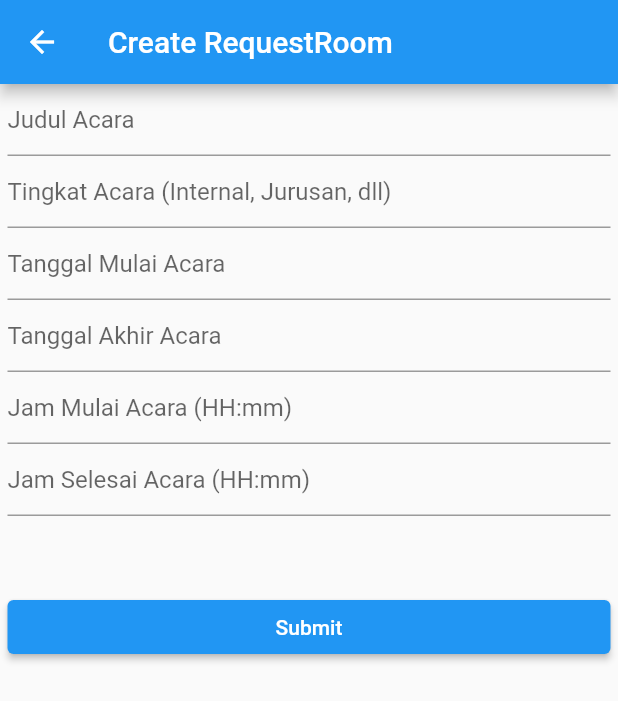
After one commit to igumanof22/rms_ui, a Flutter app: the CreateRequestRoomScreen screen opened directly, on a phone screen of 412 x 824 dp. The commit adds this screen. Shown: the top 701 px of the screen. Run offline on Flutter 3.47's test engine with Material 2 defaults, Android fonts, the phone set to English and light mode, and no system bars; our stand-ins replace dio, equatable, flutter_bloc, form_validator, get; network calls fail.

Commit message:
create request room

```diff
--- a/lib/barrel/blocs.dart
+++ b/lib/barrel/blocs.dart
@@ -13,3 +13,7 @@ export '../crud/room/blocs/room_bloc.dart';
 export '../crud/users/blocs/event_state/users_event.dart';
 export '../crud/users/blocs/event_state/users_state.dart';
 export '../crud/users/blocs/users_bloc.dart';
+
+export '../requestroom/request/blocs/event_state/requestroom_event.dart';
+export '../requestroom/request/blocs/event_state/requestroom_state.dart';
+export '../requestroom/request/blocs/requestroom_bloc.dart';
--- a/lib/barrel/models.dart
+++ b/lib/barrel/models.dart
@@ -2,3 +2,4 @@ export '../crud/equipment/equipment.dart';
 export '../crud/furniture/furniture.dart';
 export '../crud/room/room.dart';
 export '../crud/users/users.dart';
+export '../requestroom/requestroom.dart';
--- a/lib/barrel/screens.dart
+++ b/lib/barrel/screens.dart
@@ -1,5 +1,11 @@
 export '../crud/equipment/screens/list_equipment_screen.dart';
 export '../crud/equipment/screens/create_equipment_screen.dart';
+export '../crud/furniture/screens/list_furniture_screen.dart';
 export '../crud/furniture/screens/create_furniture_screen.dart';
+export '../crud/room/screens/list_room_screen.dart';
 export '../crud/room/screens/create_room_screen.dart';
+export '../crud/users/screens/list_users_screen.dart';
 export '../crud/users/screens/create_users_screen.dart';
+
+export '../requestroom/request/screens/list_requestroom_screen.dart';
+export '../requestroom/request/screens/create_requestroom_screen.dart';
--- a/lib/barrel/services.dart
+++ b/lib/barrel/services.dart
@@ -3,3 +3,5 @@ export '../crud/equipment/equipment_services.dart';
 export '../crud/furniture/furniture_services.dart';
 export '../crud/room/room_services.dart';
 export '../crud/users/users_services.dart';
+
+export '../requestroom/request/requestroom_services.dart';
--- /dev/null
+++ b/lib/requestroom/request/blocs/event_state/requestroom_event.dart
@@ -0,0 +1,20 @@
+import 'package:equatable/equatable.dart';
+import 'package:rms_ui/barrel/models.dart';
+
+abstract class RequestRoomEvent extends Equatable {
+  @override
+  List<Object?> get props => [];
+}
+
+class RequestRoomFetch extends RequestRoomEvent {
+  RequestRoomFetch();
+}
+
+class RequestRoomCreate extends RequestRoomEvent {
+  final RequestRoom requestRoom;
+
+  RequestRoomCreate({required this.requestRoom});
+
+  @override
+  List<Object?> get props => [RequestRoom];
+}
--- /dev/null
+++ b/lib/requestroom/request/blocs/event_state/requestroom_state.dart
@@ -0,0 +1,24 @@
+import 'package:equatable/equatable.dart';
+import 'package:rms_ui/barrel/models.dart';
+
+abstract class RequestRoomState extends Equatable {
+  @override
+  List<Object?> get props => [];
+}
+
+class RequestRoomUninitialized extends RequestRoomState {}
+
+class RequestRoomLoading extends RequestRoomState {}
+
+class RequestRoomError extends RequestRoomState {}
+
+class RequestRoomCreateSuccess extends RequestRoomState {}
+
+class RequestRoomInitialized extends RequestRoomState {
+  final List<RequestRoom> listRequestRoom;
+
+  RequestRoomInitialized({required this.listRequestRoom});
+
+  @override
+  List<Object?> get props => [listRequestRoom];
+}
--- /dev/null
+++ b/lib/requestroom/request/blocs/requestroom_bloc.dart
@@ -0,0 +1,52 @@
+import 'dart:developer';
+
+import 'package:flutter_bloc/flutter_bloc.dart';
+import 'package:rms_ui/barrel/blocs.dart';
+import 'package:rms_ui/barrel/services.dart';
+import 'package:rms_ui/barrel/models.dart';
+import 'package:rms_ui/widgets/widgets.dart';
+
+class RequestRoomBloc extends Bloc<RequestRoomEvent, RequestRoomState> {
+  RequestRoomBloc() : super(RequestRoomUninitialized()) {
+    on(_onCreate);
+    on(_onFetch);
+  }
+
+  Future<void> _onFetch(
+      RequestRoomFetch event, Emitter<RequestRoomState> emit) async {
+    try {
+      emit(RequestRoomLoading());
+
+      List<RequestRoom> listRequestRoom = await RequestRoomService.fetch();
+
+      emit(RequestRoomInitialized(listRequestRoom: listRequestRoom));
+    } catch (e) {
+      log(e.toString(), name: 'RequestRoomBloc - _onFetch');
+
+      showSnackbar('Gagal ambil RequestRoom', isError: true);
+
+      emit(RequestRoomError());
+    }
+  }
+
+  Future<void> _onCreate(
+      RequestRoomCreate event, Emitter<RequestRoomState> emit) async {
+    try {
+      emit(RequestRoomLoading());
+
+      await RequestRoomService.create(event.requestRoom);
+
+      showSnackbar('Sukses tambah RequestRoom');
+
+      emit(RequestRoomCreateSuccess());
+
+      add(RequestRoomFetch());
+    } catch (e) {
+      log(e.toString(), name: 'RequestRoomBloc - _onCreate');
+
+      showSnackbar('Gagal tambah RequestRoom', isError: true);
+
+      emit(RequestRoomError());
+    }
+  }
+}
--- /dev/null
+++ b/lib/requestroom/request/requestroom_services.dart
@@ -0,0 +1,26 @@
+import 'package:dio/dio.dart';
+import 'package:rms_ui/barrel/models.dart';
+import 'package:rms_ui/services/api.dart';
+
+class RequestRoomService {
+  static final Dio _dio = API.instance.dio;
+
+  static Future<List<RequestRoom>> fetch() async {
+    Response response = await _dio.get('/bpmn/requestRoom');
+
+    return (response.data['data'] as List)
+        .map((elm) => RequestRoom.fromMap(elm))
+        .toList();
+  }
+
+  static Future<void> create(RequestRoom requestRoom) async {
+    await _dio.post('/bpmn/requestRoom', data: {
+      'startDate': requestRoom.startDate,
+      'endDate': requestRoom.endDate,
+      'startTime': requestRoom.startTime,
+      'endTime': requestRoom.endTime,
+      'activityName': requestRoom.activityName,
+      'activityLevel': requestRoom.activityLevel,
+    });
+  }
+}
--- /dev/null
+++ b/lib/requestroom/request/screens/create_requestroom_screen.dart
@@ -0,0 +1,189 @@
+import 'package:flutter/material.dart';
+import 'package:flutter_bloc/flutter_bloc.dart';
+import 'package:form_validator/form_validator.dart';
+import 'package:get/get.dart';
+import 'package:intl/intl.dart';
+import 'package:rms_ui/barrel/blocs.dart';
+import 'package:rms_ui/barrel/models.dart';
+
+class CreateRequestRoomScreen extends StatefulWidget {
+  const CreateRequestRoomScreen({Key? key}) : super(key: key);
+
+  @override
+  State<CreateRequestRoomScreen> createState() =>
+      _CreateRequestRoomScreenState();
+}
+
+class _CreateRequestRoomScreenState extends State<CreateRequestRoomScreen> {
+  final TextEditingController _startDateController = TextEditingController();
+  final TextEditingController _endDateController = TextEditingController();
+  final TextEditingController _startTimeController = TextEditingController();
+  final TextEditingController _endTimeController = TextEditingController();
+  final TextEditingController _activityNameController = TextEditingController();
+  final TextEditingController _activityLevelController =
+      TextEditingController();
+  final TextEditingController _roomController = TextEditingController();
+  final GlobalKey<FormState> _form = GlobalKey();
+  late RequestRoomBloc _requestRoomBloc;
+  bool _isLoading = false;
+  DateTime? _startDate;
+  DateTime? _endDate;
+
+  @override
+  void initState() {
+    _requestRoomBloc = BlocProvider.of(context);
+
+    super.initState();
+  }
+
+  @override
+  void dispose() {
+    _startDateController.dispose();
+    _endDateController.dispose();
+    _startTimeController.dispose();
+    _endTimeController.dispose();
+    _activityNameController.dispose();
+    _activityLevelController.dispose();
+    _roomController.dispose();
+
+    super.dispose();
+  }
+
+  void _submitAction() {
+    if (_form.currentState!.validate()) {
+      RequestRoom requestRoom = RequestRoom(
+        startDate: _startDate!,
+        endDate: _endDate!,
+        startTime: _startTimeController.text.trim(),
+        endTime: _endTimeController.text.trim(),
+        activityName: _activityNameController.text.trim(),
+        activityLevel: _activityLevelController.text.trim(),
+      );
+
+      _requestRoomBloc.add(RequestRoomCreate(requestRoom: requestRoom));
+    }
+  }
+
+  void _showStartDatePickerAction() async {
+    DateTime? date = await showDatePicker(
+      context: context,
+      initialDate: DateTime.now(),
+      firstDate: DateTime(2000),
+      lastDate: DateTime(2100),
+    );
+
+    if (date != null) {
+      DateFormat format = DateFormat('dd MMMM y');
+      _startDate = date;
+      _startDateController.text = format.format(date);
+    }
+  }
+
+  void _showEndDatePickerAction() async {
+    DateTime? date = await showDatePicker(
+      context: context,
+      initialDate: DateTime.now(),
+      firstDate: DateTime(2000),
+      lastDate: DateTime(2100),
+    );
+
+    if (date != null) {
+      DateFormat format = DateFormat('dd MMMM y');
+      _endDate = date;
+      _endDateController.text = format.format(date);
+    }
+  }
+
+  void _requestRoomListener(BuildContext context, RequestRoomState state) {
+    if (state is RequestRoomLoading) {
+      setState(() => _isLoading = true);
+    }
+
+    if (state is RequestRoomCreateSuccess || state is RequestRoomError) {
+      setState(() => _isLoading = false);
+
+      if (state is RequestRoomCreateSuccess) {
+        Get.back();
+      }
+    }
+  }
+
+  @override
+  Widget build(BuildContext context) {
+    return BlocListener<RequestRoomBloc, RequestRoomState>(
+      listener: _requestRoomListener,
+      child: Scaffold(
+        appBar: AppBar(title: const Text('Create RequestRoom')),
+        body: Form(
+          key: _form,
+          child: ListView(
+            padding: const EdgeInsets.symmetric(horizontal: 5),
+            children: [
+              TextFormField(
+                controller: _activityNameController,
+                validator: ValidationBuilder().required().build(),
+                decoration: const InputDecoration(
+                  hintText: 'Judul Acara',
+                ),
+                readOnly: _isLoading,
+              ),
+              TextFormField(
+                controller: _activityLevelController,
+                validator: ValidationBuilder().required().build(),
+                decoration: const InputDecoration(
+                  hintText: 'Tingkat Acara (Internal, Jurusan, dll)',
+                ),
+                readOnly: _isLoading,
+              ),
+              TextFormField(
+                controller: _startDateController,
+                onTap: _isLoading ? null : _showStartDatePickerAction,
+                validator: ValidationBuilder().required().build(),
+                decoration: const InputDecoration(
+                  hintText: 'Tanggal Mulai Acara',
+                ),
+                readOnly: true,
+              ),
+              TextFormField(
+                controller: _endDateController,
+                onTap: _isLoading ? null : _showEndDatePickerAction,
+                validator: ValidationBuilder().required().build(),
+                decoration: const InputDecoration(
+                  hintText: 'Tanggal Akhir Acara',
+                ),
+                readOnly: true,
+              ),
+              TextFormField(
+                controller: _startTimeController,
+                decoration: const InputDecoration(
+                  hintText: 'Jam Mulai Acara (HH:mm)',
+                ),
+                readOnly: _isLoading,
+              ),
+              TextFormField(
+                controller: _endTimeController,
+                validator: ValidationBuilder().required().build(),
+                decoration: const InputDecoration(
+                  hintText: 'Jam Selesai Acara (HH:mm)',
+                ),
+                readOnly: _isLoading,
+              ),
+              const SizedBox(height: 50),
+              _isLoading
+                  ? Wrap(
+                      alignment: WrapAlignment.center,
+                      children: const [
+                        CircularProgressIndicator(),
+                      ],
+                    )
+                  : ElevatedButton(
+                      onPressed: _submitAction,
+                      child: const Text('Submit'),
+                    ),
+            ],
+          ),
+        ),
+      ),
+    );
+  }
+}
--- /dev/null
+++ b/lib/requestroom/requestroom.dart
@@ -0,0 +1,39 @@
+import 'package:rms_ui/barrel/models.dart';
+
+class RequestRoom {
+  final String? id;
+  final String? requestId;
+  final DateTime startDate;
+  final DateTime endDate;
+  final String startTime;
+  final String endTime;
+  final String activityName;
+  final String activityLevel;
+  final Room? room;
+
+  RequestRoom({
+    this.id,
+    this.requestId,
+    required this.startDate,
+    required this.endDate,
+    required this.startTime,
+    required this.endTime,
+    required this.activityName,
+    required this.activityLevel,
+    this.room,
+  });
+
+  factory RequestRoom.fromMap(dynamic map) {
+    return RequestRoom(
+      id: map['id'],
+      requestId: map['requestId'],
+      startDate: map['startDate'],
+      endDate: map['endDate'],
+      startTime: map['startTime'],
+      endTime: map['endTime'],
+      activityName: map['endTime'],
+      activityLevel: map['endTime'],
+      room: map['room'],
+    );
+  }
+}
```
Also changed, not shown: lib/requestroom/request/screens/list_requestroom_screen.dart (added, +111 -0 lines).
